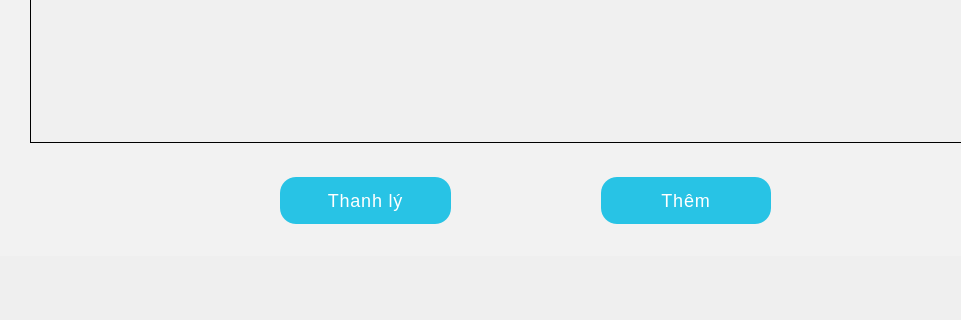
First picture: the form in librarymanage/librarymanagementsystem.ui, repository DTTaze/Qt-Library-Management, before the edit; both pictures show x 289 to 1250 and y 434 to 754 of the 1411 by 754 pixel window.
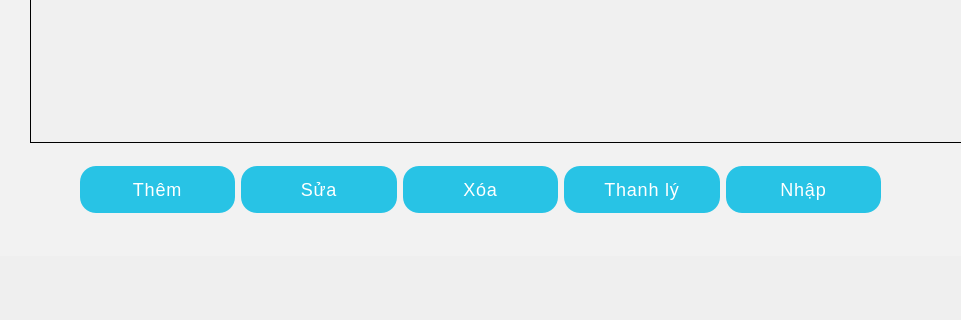
Second picture: the form after the edit. Icons and pictures are not drawn.

What changed in the file:
```diff
--- a/librarymanage/librarymanagementsystem.ui
+++ b/librarymanage/librarymanagementsystem.ui
@@ -472,113 +472,6 @@
              <string>In Theo Thể Loại</string>
             </property>
            </widget>
-           <widget class="QWidget" name="layoutWidget">
-            <property name="geometry">
-             <rect>
-              <x>270</x>
-              <y>590</y>
-              <width>491</width>
-              <height>51</height>
-             </rect>
-            </property>
-            <layout class="QHBoxLayout" name="horizontalLayout_3" stretch="0,0">
-             <property name="spacing">
-              <number>150</number>
-             </property>
-             <item>
-              <widget class="QPushButton" name="thanhly_pushButton">
-               <property name="cursor">
-                <cursorShape>PointingHandCursor</cursorShape>
-               </property>
-               <property name="styleSheet">
-                <string notr="true">QPushButton {
-    background-color: #28C3E5;
-    border: none;
-    border-radius: 16px;
-    padding: 13px 16px;
-    font-family: &quot;Roboto Mono&quot;, sans-serif;
-    font-size: 18px;
-    letter-spacing: 0.8px;
-    color: #FFFFFF;
-    text-align: center;
-    width: 100%;
-}
-
-QPushButton:hover {
-    background-color: #1CB0F6;
-}
-
-QPushButton:pressed {
-    background-color: #1899D6;
-    border-width: 4px 0 0;
-}
-
-QPushButton:disabled {
-    background-color: #D6D6D6;
-    color: #7F7F7F;
-}
-
-QPushButton:focus {
-    outline: none;
-}</string>
-               </property>
-               <property name="text">
-                <string>Thanh lý</string>
-               </property>
-               <property name="icon">
-                <iconset>
-                 <normaloff>Thanhly.png</normaloff>Thanhly.png</iconset>
-               </property>
-              </widget>
-             </item>
-             <item>
-              <widget class="QPushButton" name="themSach_pushButton">
-               <property name="cursor">
-                <cursorShape>PointingHandCursor</cursorShape>
-               </property>
-               <property name="styleSheet">
-                <string notr="true">QPushButton {
-    background-color: #28C3E5;
-    border: none;
-    border-radius: 16px;
-    padding: 13px 16px;
-    font-family: &quot;Arial&quot;, sans-serif;
-    font-size: 18px;
-    letter-spacing: 0.8px;
-    color: #FFFFFF;
-    text-align: center;
-    width: 100%;
-}
-
-QPushButton:hover {
-    background-color: #1CB0F6;
-}
-
-QPushButton:pressed {
-    background-color: #1899D6;
-    border-width: 4px 0 0;
-}
-
-QPushButton:disabled {
-    background-color: #D6D6D6;
-    color: #7F7F7F;
-}
-
-QPushButton:focus {
-    outline: none;
-}</string>
-               </property>
-               <property name="text">
-                <string>Thêm</string>
-               </property>
-               <property name="icon">
-                <iconset>
-                 <normaloff>plus-solid.svg</normaloff>plus-solid.svg</iconset>
-               </property>
-              </widget>
-             </item>
-            </layout>
-           </widget>
            <widget class="QWidget" name="layoutWidget">
             <property name="geometry">
              <rect>
@@ -610,6 +503,248 @@
              </item>
             </layout>
            </widget>
+           <widget class="QWidget" name="">
+            <property name="geometry">
+             <rect>
+              <x>70</x>
+              <y>580</y>
+              <width>801</width>
+              <height>50</height>
+             </rect>
+            </property>
+            <layout class="QHBoxLayout" name="horizontalLayout_3">
+             <item>
+              <widget class="QPushButton" name="themSach_pushButton">
+               <property name="cursor">
+                <cursorShape>PointingHandCursor</cursorShape>
+               </property>
+               <property name="styleSheet">
+                <string notr="true">QPushButton {
+    background-color: #28C3E5;
+    border: none;
+    border-radius: 16px;
+    padding: 13px 16px;
+    font-family: &quot;Arial&quot;, sans-serif;
+    font-size: 18px;
+    letter-spacing: 0.8px;
+    color: #FFFFFF;
+    text-align: center;
+    width: 100%;
+}
+
+QPushButton:hover {
+    background-color: #1CB0F6;
+}
+
+QPushButton:pressed {
+    background-color: #1899D6;
+    border-width: 4px 0 0;
+}
+
+QPushButton:disabled {
+    background-color: #D6D6D6;
+    color: #7F7F7F;
+}
+
+QPushButton:focus {
+    outline: none;
+}</string>
+               </property>
+               <property name="text">
+                <string>Thêm</string>
+               </property>
+               <property name="icon">
+                <iconset>
+                 <normaloff>plus-solid.svg</normaloff>plus-solid.svg</iconset>
+               </property>
+              </widget>
+             </item>
+             <item>
+              <widget class="QPushButton" name="editSach_pushButton">
+               <property name="cursor">
+                <cursorShape>PointingHandCursor</cursorShape>
+               </property>
+               <property name="styleSheet">
+                <string notr="true">QPushButton {
+    background-color: #28C3E5;
+    border: none;
+    border-radius: 16px;
+    padding: 13px 16px;
+    font-family: &quot;Arial&quot;, sans-serif;
+    font-size: 18px;
+    letter-spacing: 0.8px;
+    color: #FFFFFF;
+    text-align: center;
+    width: 100%;
+}
+
+QPushButton:hover {
+    background-color: #1CB0F6;
+}
+
+QPushButton:pressed {
+    background-color: #1899D6;
+    border-width: 4px 0 0;
+}
+
+QPushButton:disabled {
+    background-color: #D6D6D6;
+    color: #7F7F7F;
+}
+
+QPushButton:focus {
+    outline: none;
+}</string>
+               </property>
+               <property name="text">
+                <string>Sửa</string>
+               </property>
+               <property name="icon">
+                <iconset>
+                 <normaloff>edit.png</normaloff>edit.png</iconset>
+               </property>
+              </widget>
+             </item>
+             <item>
+              <widget class="QPushButton" name="xoaSach_pushButton">
+               <property name="cursor">
+                <cursorShape>PointingHandCursor</cursorShape>
+               </property>
+               <property name="styleSheet">
+                <string notr="true">QPushButton {
+    background-color: #28C3E5;
+    border: none;
+    border-radius: 16px;
+    padding: 13px 16px;
+    font-family: &quot;Arial&quot;, sans-serif;
+    font-size: 18px;
+    letter-spacing: 0.8px;
+    color: #FFFFFF;
+    text-align: center;
+    width: 100%;
+}
+
+QPushButton:hover {
+    background-color: #1CB0F6;
+}
+
+QPushButton:pressed {
+    background-color: #1899D6;
+    border-width: 4px 0 0;
+}
+
+QPushButton:disabled {
+    background-color: #D6D6D6;
+    color: #7F7F7F;
+}
+
+QPushButton:focus {
+    outline: none;
+}</string>
+               </property>
+               <property name="text">
+                <string>Xóa</string>
+               </property>
+               <property name="icon">
+                <iconset>
+                 <normaloff>remove.png</normaloff>remove.png</iconset>
+               </property>
+              </widget>
+             </item>
+             <item>
+              <widget class="QPushButton" name="thanhly_pushButton">
+               <property name="cursor">
+                <cursorShape>PointingHandCursor</cursorShape>
+               </property>
+               <property name="styleSheet">
+                <string notr="true">QPushButton {
+    background-color: #28C3E5;
+    border: none;
+    border-radius: 16px;
+    padding: 13px 16px;
+    font-family: &quot;Roboto Mono&quot;, sans-serif;
+    font-size: 18px;
+    letter-spacing: 0.8px;
+    color: #FFFFFF;
+    text-align: center;
+    width: 100%;
+}
+
+QPushButton:hover {
+    background-color: #1CB0F6;
+}
+
+QPushButton:pressed {
+    background-color: #1899D6;
+    border-width: 4px 0 0;
+}
+
+QPushButton:disabled {
+    background-color: #D6D6D6;
+    color: #7F7F7F;
+}
+
+QPushButton:focus {
+    outline: none;
+}</string>
+               </property>
+               <property name="text">
+                <string>Thanh lý</string>
+               </property>
+               <property name="icon">
+                <iconset>
+                 <normaloff>Thanhly.png</normaloff>Thanhly.png</iconset>
+               </property>
+              </widget>
+             </item>
+             <item>
+              <widget class="QPushButton" name="nhapSach_pushButton">
+               <property name="cursor">
+                <cursorShape>PointingHandCursor</cursorShape>
+               </property>
+               <property name="styleSheet">
+                <string notr="true">QPushButton {
+    background-color: #28C3E5;
+    border: none;
+    border-radius: 16px;
+    padding: 13px 16px;
+    font-family: &quot;Arial&quot;, sans-serif;
+    font-size: 18px;
+    letter-spacing: 0.8px;
+    color: #FFFFFF;
+    text-align: center;
+    width: 100%;
+}
+
+QPushButton:hover {
+    background-color: #1CB0F6;
+}
+
+QPushButton:pressed {
+    background-color: #1899D6;
+    border-width: 4px 0 0;
+}
+
+QPushButton:disabled {
+    background-color: #D6D6D6;
+    color: #7F7F7F;
+}
+
+QPushButton:focus {
+    outline: none;
+}</string>
+               </property>
+               <property name="text">
+                <string>Nhập</string>
+               </property>
+               <property name="icon">
+                <iconset>
+                 <normaloff>put-in-button.png</normaloff>put-in-button.png</iconset>
+               </property>
+              </widget>
+             </item>
+            </layout>
+           </widget>
           </widget>
           <widget class="QWidget" name="page_docgia">
            <widget class="QTableWidget" name="danhSachTheDocGia_tableWidget">
```
